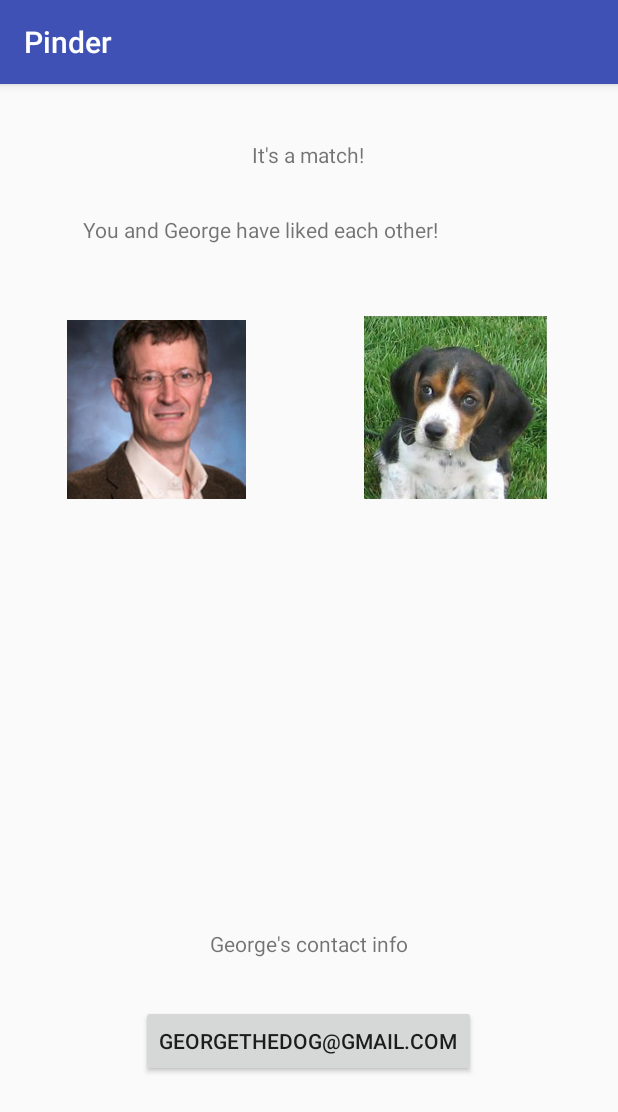
After one commit to ClamminTroops/Pinder, an Android app: the MatchActivity screen opened directly, with no data from a screen before it, on a phone screen of 412 x 824 dp. The commit adds this screen. Shown: the top 1112 px of the screen. Run offline under Robolectric (Android 15) with nearby library versions, the phone set to English and light mode, and no system bars.

Commit message:
Merge commit... hopefully

```diff
--- a/app/src/main/AndroidManifest.xml
+++ b/app/src/main/AndroidManifest.xml
@@ -1,6 +1,6 @@
 <?xml version="1.0" encoding="utf-8"?>
 <manifest xmlns:android="http://schemas.android.com/apk/res/android"
-    package="Edu.calvin.cs262.teamc">
+    package="edu.calvin.cs262.teamc">
 
     <application
         android:allowBackup="true"
@@ -16,9 +16,11 @@
                 <category android:name="android.intent.category.LAUNCHER" />
             </intent-filter>
         </activity>
+        <activity android:name=".MatchActivity" />
         <activity android:name=".activity_adoptPet" />
         <activity android:name=".activity_login"/>
-        <activity android:name=".activity_PetforAdoption"></activity>
+        <activity android:name=".activity_PetforAdoption" />
+        <activity android:name=".ResultActivity" />
     </application>
 
 </manifest>
--- /dev/null
+++ b/app/src/main/java/edu/calvin/cs262/teamc/MatchActivity.java
@@ -0,0 +1,17 @@
+package edu.calvin.cs262.teamc;
+
+import android.support.v7.app.AppCompatActivity;
+import android.os.Bundle;
+import android.view.View;
+
+public class MatchActivity extends AppCompatActivity {
+
+    @Override
+    protected void onCreate(Bundle savedInstanceState) {
+        super.onCreate(savedInstanceState);
+        setContentView(R.layout.activity_match);
+    }
+
+    public void onAdoptOneBtnPressed(View view) {
+    }
+}
--- a/app/src/main/java/Edu/calvin/cs262/teamc/activity_PetforAdoption.java
+++ b/app/src/main/java/edu/calvin/cs262/teamc/activity_PetforAdoption.java
@@ -1,4 +1,4 @@
-package Edu.calvin.cs262.teamc;
+package edu.calvin.cs262.teamc;
 
 import android.content.Intent;
 import android.support.v7.app.AppCompatActivity;
--- a/app/src/main/java/Edu/calvin/cs262/teamc/activity_adoptPet.java
+++ b/app/src/main/java/edu/calvin/cs262/teamc/activity_adoptPet.java
@@ -1,4 +1,4 @@
-package Edu.calvin.cs262.teamc;
+package edu.calvin.cs262.teamc;
 
 import android.content.Context;
 import android.graphics.drawable.Drawable;
--- a/app/src/main/java/Edu/calvin/cs262/teamc/activity_login.java
+++ b/app/src/main/java/edu/calvin/cs262/teamc/activity_login.java
@@ -1,8 +1,7 @@
-package Edu.calvin.cs262.teamc;
+package edu.calvin.cs262.teamc;
 
 import android.content.Intent;
 import android.os.Bundle;
-import android.support.v4.view.ViewPager;
 import android.support.v7.app.AppCompatActivity;
 import android.view.View;
 
--- /dev/null
+++ b/app/src/main/res/layout/activity_match.xml
@@ -0,0 +1,81 @@
+<?xml version="1.0" encoding="utf-8"?>
+<RelativeLayout xmlns:android="http://schemas.android.com/apk/res/android"
+    xmlns:app="http://schemas.android.com/apk/res-auto"
+    xmlns:tools="http://schemas.android.com/tools"
+    android:layout_width="match_parent"
+    android:layout_height="match_parent"
+    tools:context=".MatchActivity">
+
+    <TextView
+        android:layout_width="wrap_content"
+        android:layout_height="wrap_content"
+        android:layout_alignParentStart="true"
+        android:layout_alignParentTop="true"
+        android:layout_marginStart="55dp"
+        android:layout_marginTop="87dp"
+        android:text="You and George have liked each other!"
+        app:layout_constraintBottom_toBottomOf="parent"
+        app:layout_constraintHorizontal_bias="0.503"
+        app:layout_constraintLeft_toLeftOf="parent"
+        app:layout_constraintRight_toRightOf="parent"
+        app:layout_constraintTop_toTopOf="parent"
+        app:layout_constraintVertical_bias="0.268" />
+
+    <TextView
+        android:layout_width="wrap_content"
+        android:layout_height="wrap_content"
+        android:layout_alignParentBottom="true"
+        android:layout_centerHorizontal="true"
+        android:layout_marginBottom="185dp"
+        android:text="George's contact info"
+        app:layout_constraintBottom_toBottomOf="parent"
+        app:layout_constraintLeft_toLeftOf="parent"
+        app:layout_constraintRight_toRightOf="parent"
+        app:layout_constraintTop_toTopOf="parent"
+        app:layout_constraintVertical_bias="0.68" />
+
+    <Button
+        android:layout_width="wrap_content"
+        android:layout_height="wrap_content"
+        android:layout_alignParentBottom="true"
+        android:layout_centerHorizontal="true"
+        android:layout_marginBottom="106dp"
+        android:text="georgethedog@gmail.com"
+        tools:layout_editor_absoluteX="91dp"
+        tools:layout_editor_absoluteY="364dp" />
+
+    <TextView
+        android:layout_width="wrap_content"
+        android:layout_height="wrap_content"
+        android:layout_alignParentTop="true"
+        android:layout_centerHorizontal="true"
+        android:layout_marginTop="37dp"
+        android:text="It's a match!"
+        app:layout_constraintBottom_toBottomOf="parent"
+        app:layout_constraintHorizontal_bias="0.501"
+        app:layout_constraintLeft_toLeftOf="parent"
+        app:layout_constraintRight_toRightOf="parent"
+        app:layout_constraintTop_toTopOf="parent"
+        app:layout_constraintVertical_bias="0.091" />
+
+    <ImageView
+        android:id="@+id/imageView2"
+        android:layout_width="122dp"
+        android:layout_height="156dp"
+        android:layout_alignParentEnd="true"
+        android:layout_alignParentTop="true"
+        android:layout_marginEnd="47dp"
+        android:layout_marginTop="137dp"
+        app:srcCompat="@drawable/beagle" />
+
+    <ImageView
+        android:id="@+id/imageView5"
+        android:layout_width="133dp"
+        android:layout_height="119dp"
+        android:layout_alignParentStart="true"
+        android:layout_alignTop="@+id/imageView2"
+        android:layout_marginStart="37dp"
+        android:layout_marginTop="20dp"
+        app:srcCompat="@drawable/vanderlinden" />
+
+</RelativeLayout>
--- a/app/src/main/res/values/dimens.xml
+++ b/app/src/main/res/values/dimens.xml
@@ -1,4 +1,8 @@
 <?xml version="1.0" encoding="utf-8"?>
 <resources>
     <dimen name="loginTextSize">20sp</dimen>
+    <dimen name="resultTitleSize">30sp</dimen>
+    <dimen name="resultImageSize">200dp</dimen>
+    <dimen name="resultSubtitleSize">25sp</dimen>
+    <dimen name="resultButtonTextSize">20sp</dimen>
 </resources>
--- a/app/src/main/res/values/strings.xml
+++ b/app/src/main/res/values/strings.xml
@@ -12,4 +12,8 @@
     <string name="username">Username</string>
     <string name="create_account">Create Account</string>
     <string name="log_in">Log In</string>
+    <string name="resultTitleText">Your Result:</string>
+    <string name="resultBreedName">Android Pup</string>
+    <string name="resultButtonText">Adopt One</string>
+    <string name="mainActivity_result_page">Result Page</string>
 </resources>
```
Also changed, not shown: app/src/main/java/edu/calvin/cs262/teamc/MainActivity.java (renamed from app/src/main/java/Edu/calvin/cs262/teamc/MainActivity.java, +10 -1 lines), app/src/main/java/edu/calvin/cs262/teamc/ResultActivity.java (added, +18 -0 lines), app/src/main/res/layout/activity_main.xml (+9 -1 lines), app/src/main/res/layout/activity_result.xml (added, +49 -0 lines), app/src/main/res/drawable/beagle.png (added), app/src/main/res/drawable/vanderlinden.png (added).
